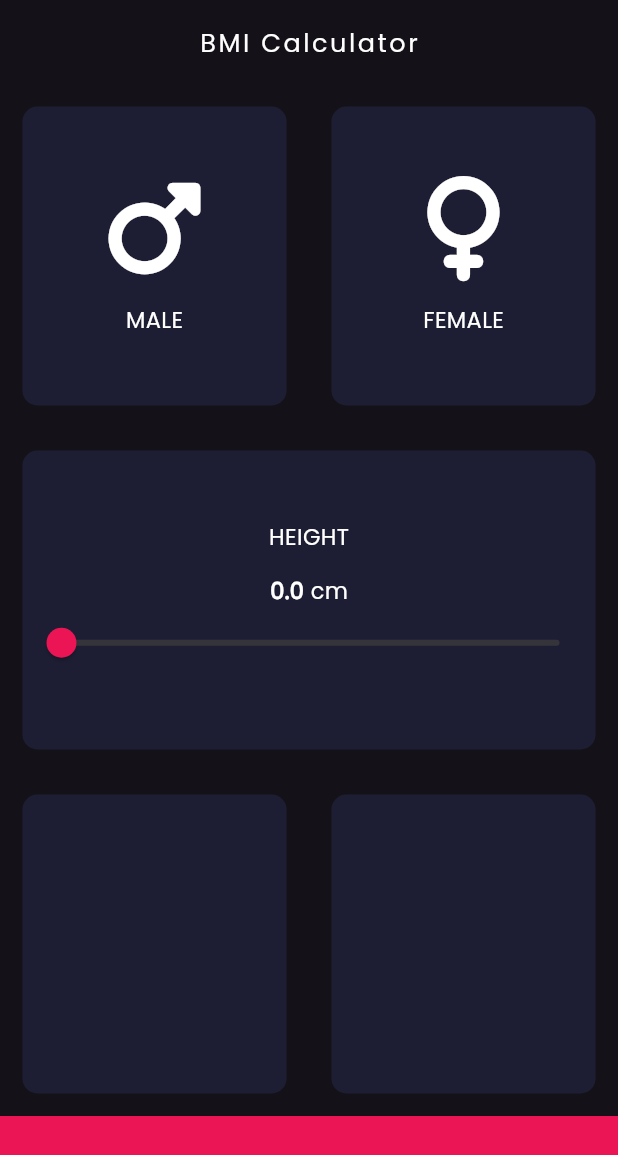
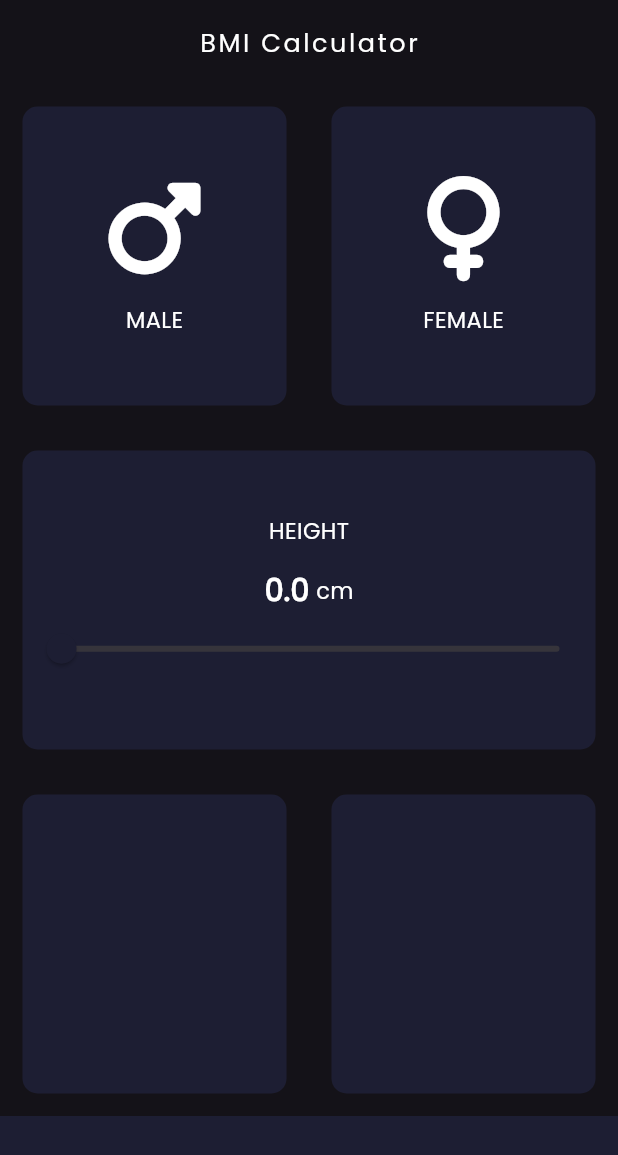
Before and after one commit to Fatah03111995/bmi_medium, a Flutter app: the screen it shows after launch, on a phone screen of 412 x 824 dp. Shown: the top 1155 px of the screen. Run offline on Flutter 3.47's test engine with Material 3 defaults, Android fonts, the phone set to English and light mode, and no system bars; our stand-ins replace font_awesome_flutter.

Commit message:
feat : add theme based on gender

```diff
--- a/lib/constants/color.dart
+++ b/lib/constants/color.dart
@@ -1,7 +1,7 @@
 import 'package:flutter/material.dart';
 
-const Color blue = Color.fromARGB(255, 7, 17, 105);
-const Color lightBlue = Color.fromARGB(255, 79, 94, 232);
+const Color blue = Colors.blue;
+const Color lightBlue = Colors.lightBlue;
 const Color purple = Color(0XFF1D1E33);
 const Color darkPink = Color(0xffeb1555);
 const Color lightPink = Color.fromARGB(255, 233, 80, 126);
--- /dev/null
+++ b/lib/constants/gender.dart
@@ -0,0 +1 @@
+enum Gender { male, female }
--- a/lib/pages/home_page.dart
+++ b/lib/pages/home_page.dart
@@ -1,10 +1,10 @@
 import 'package:bmi_medium/components/box.dart';
 import 'package:bmi_medium/components/icon_text.dart';
 import 'package:bmi_medium/constants/color.dart';
+import 'package:bmi_medium/constants/gender.dart';
+import 'package:bmi_medium/theme/gender_theme.dart';
 import 'package:flutter/material.dart';
 import 'package:font_awesome_flutter/font_awesome_flutter.dart';
-
-enum Gender { male, female }
 
 class HomePage extends StatefulWidget {
   const HomePage({super.key});
@@ -13,20 +13,21 @@ class HomePage extends StatefulWidget {
 }
 
 class _HomePage extends State<HomePage> {
-  Color activeButtonMale = blue;
-  Color activeButtonFemale = darkPink;
-  Color inActiveButton = purple;
-  Gender? isActive;
+  Gender? genderActive;
   double heightBody = 0;
 
   void buttonActive(Gender gender) {
     setState(() {
-      isActive = gender;
+      genderActive = gender;
     });
   }
 
   @override
   Widget build(BuildContext context) {
+    GenderTheme genderTheme = GenderTheme(genderActive);
+    Color primaryColor = genderTheme.color.primaryColor;
+    Color secondaryColor = genderTheme.color.secondaryColor;
+
     return Scaffold(
       appBar: AppBar(
         title: const Text(
@@ -41,9 +42,7 @@ class _HomePage extends State<HomePage> {
             child: Row(
               children: [
                 Box(
-                  color: isActive == Gender.male
-                      ? activeButtonMale
-                      : inActiveButton,
+                  color: genderActive == Gender.male ? primaryColor : purple,
                   boxChild: IconText(
                     onTap: () {
                       buttonActive(Gender.male);
@@ -53,9 +52,7 @@ class _HomePage extends State<HomePage> {
                   ),
                 ),
                 Box(
-                  color: isActive == Gender.female
-                      ? activeButtonFemale
-                      : inActiveButton,
+                  color: genderActive == Gender.female ? primaryColor : purple,
                   boxChild: IconText(
                     onTap: () {
                       buttonActive(Gender.female);
@@ -83,7 +80,8 @@ class _HomePage extends State<HomePage> {
                     children: [
                       Text(
                         heightBody.toString(),
-                        style: const TextStyle(fontWeight: FontWeight.w800),
+                        style: const TextStyle(
+                            fontSize: 20, fontWeight: FontWeight.w900),
                       ),
                       const Text(' cm')
                     ],
@@ -93,8 +91,8 @@ class _HomePage extends State<HomePage> {
                       min: 0,
                       max: 200,
                       divisions: 200,
-                      activeColor: lightPink,
-                      thumbColor: darkPink,
+                      activeColor: secondaryColor,
+                      thumbColor: primaryColor,
                       onChanged: (double newVal) {
                         setState(() {
                           heightBody = newVal.roundToDouble();
@@ -121,8 +119,8 @@ class _HomePage extends State<HomePage> {
           Container(
             height: 80.0,
             width: double.infinity,
-            decoration: const BoxDecoration(
-              color: darkPink,
+            decoration: BoxDecoration(
+              color: primaryColor,
             ),
           )
         ],
--- /dev/null
+++ b/lib/theme/gender_theme.dart
@@ -0,0 +1,30 @@
+import 'package:bmi_medium/constants/color.dart';
+import 'package:bmi_medium/constants/gender.dart';
+import 'package:flutter/material.dart';
+
+class GenderTheme {
+  final Gender? gender;
+  GenderTheme(this.gender);
+
+  final Theme _default = Theme(primaryColor: purple, secondaryColor: purple);
+  final Theme _male = Theme(primaryColor: blue, secondaryColor: lightBlue);
+  final Theme _female =
+      Theme(primaryColor: darkPink, secondaryColor: lightPink);
+
+  Theme get color {
+    switch (gender) {
+      case Gender.male:
+        return _male;
+      case Gender.female:
+        return _female;
+      default:
+        return _default;
+    }
+  }
+}
+
+class Theme {
+  final Color primaryColor;
+  final Color secondaryColor;
+  Theme({required this.primaryColor, required this.secondaryColor});
+}
```
